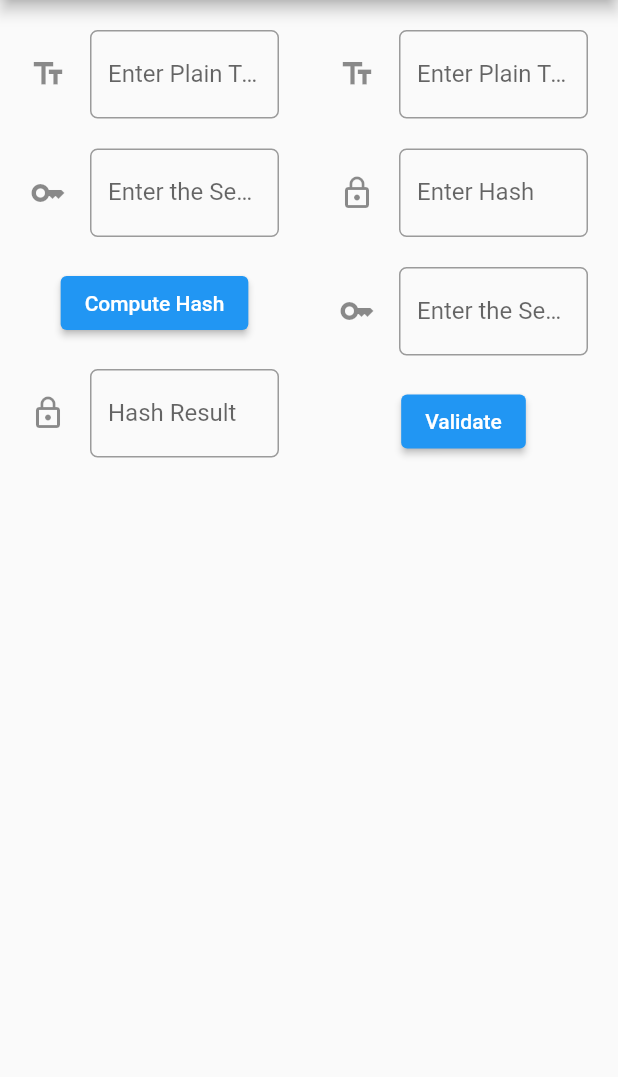
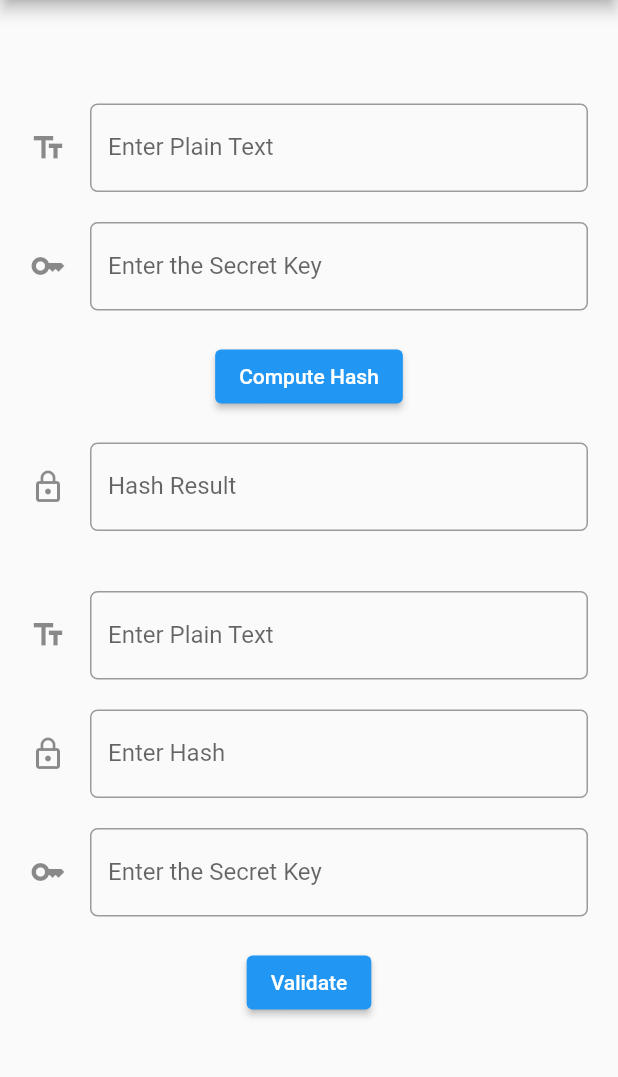
Before and after one commit to stonear/hmac_sha256, a Flutter app: the screen it shows after launch, on a phone screen of 412 x 824 dp, the part 84-1161 px from its top. Run offline on Flutter 3.47's test engine with Material 2 defaults, Android fonts, the light colour scheme and no system bars.

Commit message:
feat: responsive layout

```diff
--- a/lib/generator.dart
+++ b/lib/generator.dart
@@ -15,8 +15,8 @@ class _MyGeneratorState extends State<Generator> {
   TextEditingController resController = TextEditingController();
 
   @override
-  Expanded build(BuildContext context) {
-    return Expanded(
+  Flexible build(BuildContext context) {
+    return Flexible(
       child: Column(
         children: <Widget>[
           Form(
--- a/lib/main.dart
+++ b/lib/main.dart
@@ -59,6 +59,13 @@ class _MyHomePageState extends State<MyHomePage> {
     // The Flutter framework has been optimized to make rerunning build methods
     // fast, so that you can just rebuild anything that needs updating rather
     // than having to individually change instances of widgets.
+    Orientation orientation = MediaQuery.of(context).orientation;
+    Axis direction =
+        orientation == Orientation.portrait ? Axis.vertical : Axis.horizontal;
+    // double width = MediaQuery.of(context).size.width;
+    // double height = MediaQuery.of(context).size.height -
+    //     (MediaQuery.of(context).padding.top + kToolbarHeight);
+
     return Scaffold(
       appBar: AppBar(
         // Here we take the value from the MyHomePage object that was created by
@@ -68,12 +75,16 @@ class _MyHomePageState extends State<MyHomePage> {
       body: Center(
         // Center is a layout widget. It takes a single child and positions it
         // in the middle of the parent.
-        child: Row(
-          mainAxisAlignment: MainAxisAlignment.spaceEvenly,
-          children: const [
-            Generator(),
-            Validator(),
-          ],
+        child: SingleChildScrollView(
+          scrollDirection: Axis.vertical,
+          child: Flex(
+            direction: direction,
+            mainAxisSize: MainAxisSize.min,
+            children: const [
+              Generator(),
+              Validator(),
+            ],
+          ),
         ),
       ),
     );
--- a/lib/validator.dart
+++ b/lib/validator.dart
@@ -16,8 +16,8 @@ class _MyValidatorState extends State<Validator> {
   int valid = -1;
 
   @override
-  Expanded build(BuildContext context) {
-    return Expanded(
+  Flexible build(BuildContext context) {
+    return Flexible(
       child: Column(
         children: <Widget>[
           Form(
```
Also changed, not shown: pubspec.lock, 1 other file.
